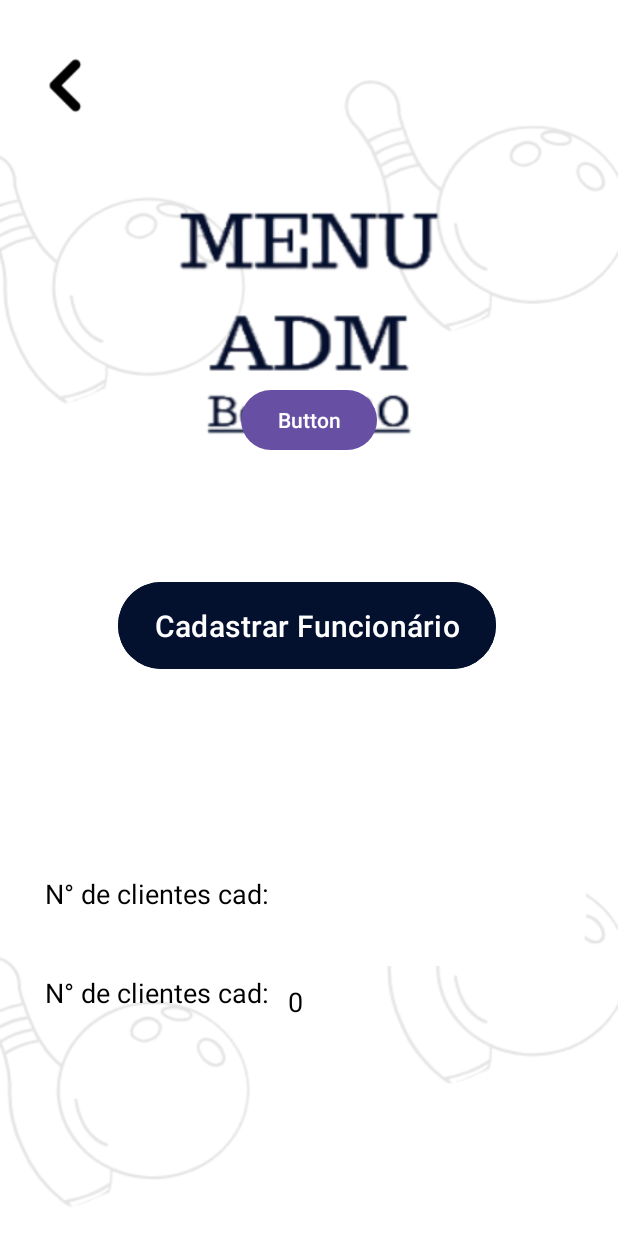
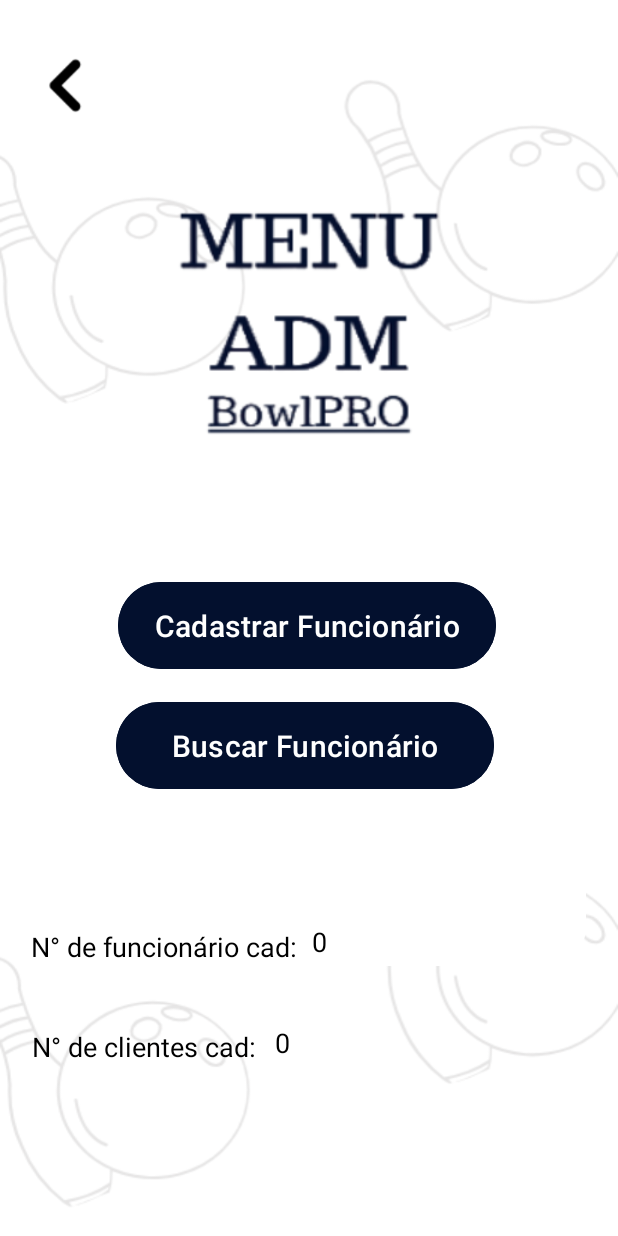
Before and after one commit to NetoTTT/BowlPro, an Android app: the TelaMenu_ADM screen opened directly, with no data from a screen before it, on a phone screen of 412 x 824 dp. Run offline under Robolectric (Android 15) with nearby library versions, the phone set to English and light mode, and no system bars; our stand-ins replace Firebase (no records; nobody signed in at launch, a user with empty details on screens opened directly).

Commit message:
15 commit

```diff
--- a/app/src/main/java/com/example/bowlpromobile/Menu_Cliente.java
+++ b/app/src/main/java/com/example/bowlpromobile/Menu_Cliente.java
@@ -56,7 +56,7 @@ public class Menu_Cliente extends AppCompatActivity {
 
     private void allCompMenuCliente(){
         bAgendaHoracio = findViewById(R.id.buttonAgendar);
-        bl2 = findViewById(R.id.bl2);
+        bl2 = findViewById(R.id.bl22);
         voltarLogin2 = findViewById(R.id.iconVoltarforLogin2);
         bExibirHorario = findViewById(R.id.buttonExibirHorario);
         bPerfil = findViewById(R.id.buttonPerfil);
--- a/app/src/main/java/com/example/bowlpromobile/TelaCod_Only.java
+++ b/app/src/main/java/com/example/bowlpromobile/TelaCod_Only.java
@@ -13,7 +13,7 @@ import com.google.android.material.snackbar.Snackbar;
 
 public class TelaCod_Only extends AppCompatActivity {
 
-    private Button entrarADM;
+    private Button entrarADM,bl4;
     private EditText digitarCOD;
 
     private String msg = "Senha incorreta";
@@ -21,6 +21,8 @@ public class TelaCod_Only extends AppCompatActivity {
         super.onCreate(savedInstanceState);
         setContentView(R.layout.cod_only);
         allCompLoginADM();
+
+        bl4.setVisibility(View.INVISIBLE);
 
         entrarADM.setOnClickListener(new View.OnClickListener() {
             @Override
@@ -47,5 +49,6 @@ public class TelaCod_Only extends AppCompatActivity {
     private void allCompLoginADM(){
         entrarADM = findViewById(R.id.buttonEntrarADM);
         digitarCOD = findViewById(R.id.email_edit_login3);
+        bl4 = findViewById(R.id.bl4);
     }
 }
--- a/app/src/main/java/com/example/bowlpromobile/TelaMenu_ADM.java
+++ b/app/src/main/java/com/example/bowlpromobile/TelaMenu_ADM.java
@@ -19,13 +19,21 @@ import com.google.firebase.firestore.QuerySnapshot;
 
 public class TelaMenu_ADM extends AppCompatActivity {
     private Button bCadastrarFun,bIn;
-    private TextView cCliente;
+    private TextView cCliente,cFun;
 
     private ImageView voltarL;
     protected void onCreate(Bundle savedInstanceState) {
         super.onCreate(savedInstanceState);
         setContentView(R.layout.menu_adm);
         allCompMenuADM();
+        bCadastrarFun.setOnClickListener(new View.OnClickListener() {
+            @Override
+            public void onClick(View v) {
+                Intent i = new Intent(getApplicationContext(), TelaCadastrarFun.class);
+                startActivity(i);
+                finish();
+            }
+        });
 
         bIn.setVisibility(View.INVISIBLE);
         voltarL.setOnClickListener(new View.OnClickListener() {
@@ -45,14 +53,29 @@ public class TelaMenu_ADM extends AppCompatActivity {
                 if (task.isSuccessful()) {
                     QuerySnapshot querySnapshot = task.getResult();
 
-                    // Obtém o número de documentos na coleção
                     int quantidadeDocumentos = querySnapshot.size();
                     String quantidadeDocumentos1 = String.valueOf(quantidadeDocumentos);
                     cCliente.setText(quantidadeDocumentos1);
-                    // Faça algo com a quantidade de documentos
                     Log.d("Firestore", "Quantidade de documentos: " + quantidadeDocumentos);
                 } else {
-                    // Tratar erro
+                    Log.e("Firestore", "Erro ao obter documentos", task.getException());
+                }
+            }
+        });
+
+        FirebaseFirestore db22 = FirebaseFirestore.getInstance();
+        CollectionReference agendasRef22 = db22.collection("Funcionario");
+        agendasRef22.get().addOnCompleteListener(new OnCompleteListener<QuerySnapshot>() {
+            @Override
+            public void onComplete(@NonNull Task<QuerySnapshot> task) {
+                if (task.isSuccessful()) {
+                    QuerySnapshot querySnapshot = task.getResult();
+
+                    int quantidadeDocumentos = querySnapshot.size();
+                    String quantidadeDocumentos1 = String.valueOf(quantidadeDocumentos);
+                    cFun.setText(quantidadeDocumentos1);
+                    Log.d("Firestore", "Quantidade de documentos: " + quantidadeDocumentos);
+                } else {
                     Log.e("Firestore", "Erro ao obter documentos", task.getException());
                 }
             }
@@ -63,6 +86,7 @@ public class TelaMenu_ADM extends AppCompatActivity {
         bCadastrarFun = findViewById(R.id.buttonCadastrarFun);
         cCliente = findViewById(R.id.constant_cliente_Num);
         voltarL = findViewById(R.id.iconVoltarforLogin4);
-        bIn= findViewById(R.id.bl22);
+        bIn= findViewById(R.id.bl2);
+        cFun = findViewById(R.id.constant_fun_num);
     }
 }
--- a/app/src/main/res/layout/cod_only.xml
+++ b/app/src/main/res/layout/cod_only.xml
@@ -61,7 +61,7 @@
         android:layout_width="319dp"
         android:layout_height="75dp"
         android:drawableRight="@drawable/padlock_icon"
-        android:hint="Digite o codigo único"
+        android:hint="Digite o código único"
         android:inputType="textPassword"
         android:textColor="@color/black"
         android:textColorHint="@color/black"
--- a/app/src/main/res/layout/menu_adm.xml
+++ b/app/src/main/res/layout/menu_adm.xml
@@ -18,8 +18,38 @@
         app:layout_constraintStart_toStartOf="parent"
         app:layout_constraintTop_toBottomOf="@+id/bl2"
         tools:ignore="MissingConstraints" />
+
+    <Button
+        android:id="@+id/buttonBuscarFun"
+        android:layout_width="252dp"
+        android:layout_height="66dp"
+        android:layout_marginTop="140dp"
+        android:backgroundTint="@color/blue_dark"
+        android:text="Buscar Funcionário"
+        android:textColor="@color/white"
+        android:textSize="20sp"
+        app:layout_constraintEnd_toEndOf="@+id/conteiner2"
+        app:layout_constraintHorizontal_bias="0.483"
+        app:layout_constraintLeft_toLeftOf="@+id/conteiner2"
+        app:layout_constraintStart_toStartOf="@+id/conteiner2"
+        app:layout_constraintTop_toTopOf="@+id/conteiner2" />
+
     <TextView
         android:id="@+id/constant_fun"
+        android:layout_width="187dp"
+        android:layout_height="44dp"
+        android:text="N° de funcionário cad:"
+        android:textColor="@color/black"
+        android:textSize="18dp"
+        app:layout_constraintBottom_toBottomOf="parent"
+        app:layout_constraintEnd_toEndOf="parent"
+        app:layout_constraintHorizontal_bias="0.093"
+        app:layout_constraintStart_toStartOf="parent"
+        app:layout_constraintTop_toTopOf="parent"
+        app:layout_constraintVertical_bias="0.793" />
+
+    <TextView
+        android:id="@+id/constant_cliente"
         android:layout_width="162dp"
         android:layout_height="42dp"
         android:text="N° de clientes cad:"
@@ -27,10 +57,10 @@
         android:textSize="18dp"
         app:layout_constraintBottom_toBottomOf="parent"
         app:layout_constraintEnd_toEndOf="parent"
-        app:layout_constraintHorizontal_bias="0.12"
+        app:layout_constraintHorizontal_bias="0.084"
         app:layout_constraintStart_toStartOf="parent"
         app:layout_constraintTop_toTopOf="parent"
-        app:layout_constraintVertical_bias="0.746" />
+        app:layout_constraintVertical_bias="0.876" />
 
     <TextView
         android:id="@+id/constant_fun_num"
@@ -44,7 +74,7 @@
         app:layout_constraintHorizontal_bias="0.0"
         app:layout_constraintStart_toEndOf="@+id/constant_fun"
         app:layout_constraintTop_toTopOf="parent"
-        app:layout_constraintVertical_bias="0.736" />
+        app:layout_constraintVertical_bias="0.77" />
 
     <ImageView
         android:id="@+id/MenuADMLogo"
@@ -101,20 +131,6 @@
         app:layout_constraintTop_toTopOf="@+id/conteiner2" />
 
     <TextView
-        android:id="@+id/constant_cliente"
-        android:layout_width="162dp"
-        android:layout_height="42dp"
-        android:text="N° de clientes cad:"
-        android:textColor="@color/black"
-        android:textSize="18dp"
-        app:layout_constraintBottom_toBottomOf="parent"
-        app:layout_constraintEnd_toEndOf="parent"
-        app:layout_constraintHorizontal_bias="0.12"
-        app:layout_constraintStart_toStartOf="parent"
-        app:layout_constraintTop_toTopOf="parent"
-        app:layout_constraintVertical_bias="0.83" />
-
-    <TextView
         android:id="@+id/constant_cliente_Num"
         android:layout_width="wrap_content"
         android:layout_height="wrap_content"
@@ -126,6 +142,6 @@
         app:layout_constraintHorizontal_bias="0.0"
         app:layout_constraintStart_toEndOf="@+id/constant_cliente"
         app:layout_constraintTop_toTopOf="parent"
-        app:layout_constraintVertical_bias="0.82" />
+        app:layout_constraintVertical_bias="0.854" />
 
 </androidx.constraintlayout.widget.ConstraintLayout>
--- a/app/src/main/res/layout/menu_cliente.xml
+++ b/app/src/main/res/layout/menu_cliente.xml
@@ -41,7 +41,7 @@
         app:layout_constraintEnd_toEndOf="parent"
         app:layout_constraintHorizontal_bias="0.487"
         app:layout_constraintStart_toStartOf="parent"
-        app:layout_constraintTop_toBottomOf="@+id/bl2"
+        app:layout_constraintTop_toBottomOf="@+id/bl22"
         tools:ignore="MissingConstraints" />
 
     <Button
```
Also changed, not shown: app/src/main/java/com/example/bowlpromobile/BuscarFun.java (added, +14 -0 lines), app/src/main/java/com/example/bowlpromobile/TelaCadastrarFun.java (+8 -4 lines), app/src/main/res/layout/buscar_fun.xml (added, +149 -0 lines), app/src/main/res/layout/cadastrar_fun.xml (+24 -9 lines), app/src/main/res/drawable/cadastrofunlogo2.png (added).
